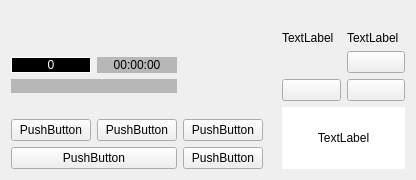
Before: the Qt Designer form EnforcementComponentWidget.ui in wruwami/TPCAM-M30, drawn with Qt 5.
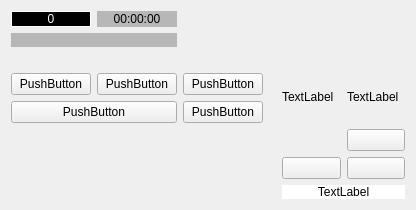
After: the same form once the commit is applied. Custom widgets are drawn as their Qt base class.

Commit message: ui 수정

What changed in the file:
```diff
--- a/EnforcementComponentWidget.ui
+++ b/EnforcementComponentWidget.ui
@@ -15,7 +15,7 @@
   </property>
   <layout class="QGridLayout" name="gridLayout_3">
    <item row="0" column="0">
-    <layout class="QGridLayout" name="gridLayout" rowstretch="1,1,1,1" columnstretch="1,1">
+    <layout class="QGridLayout" name="gridLayout" rowstretch="1,1" columnstretch="1,1">
      <item row="0" column="0">
       <spacer name="verticalSpacer">
        <property name="orientation">
@@ -29,7 +29,7 @@
        </property>
       </spacer>
      </item>
-     <item row="3" column="0">
+     <item row="1" column="0">
       <layout class="QGridLayout" name="gridLayout_6" columnstretch="2,2,1,0">
        <item row="1" column="0" colspan="2">
         <widget class="CustomLabel" name="enforcementDistanceSpeedLabel">
```
